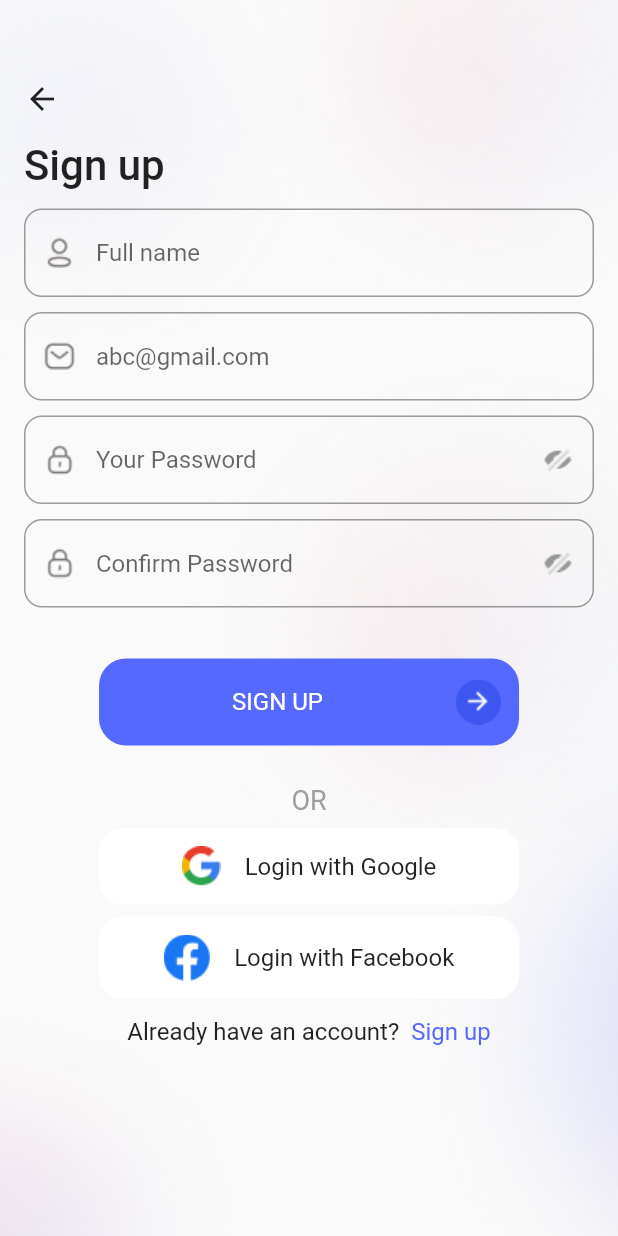
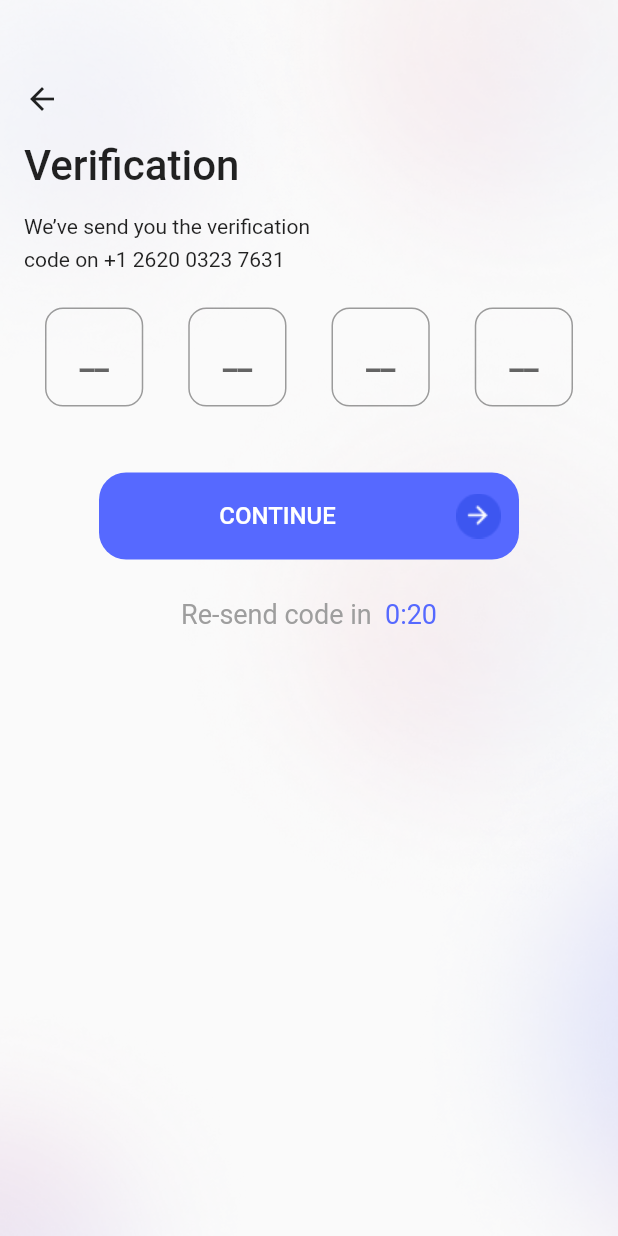
Before and after one commit to aknietmaulen/Event-Booking-App-UI-Kit--Flutter, a Flutter app: the screen it shows after launch, on a phone screen of 412 x 824 dp. Run offline on Flutter 3.47's test engine with Material 2 defaults, Android fonts, the phone set to English and light mode, and no system bars.

Commit message:
Verification Screen have been completed

```diff
--- a/lib/main.dart
+++ b/lib/main.dart
@@ -1,6 +1,7 @@
 import 'package:event_booking_app_ui/screens/onboarding1_screen.dart';
 import 'package:event_booking_app_ui/screens/signin_screen.dart';
 import 'package:event_booking_app_ui/screens/signup_screen.dart';
+import 'package:event_booking_app_ui/screens/verification_screen.dart';
 import 'package:flutter/material.dart';
 import './screens/splash_screen.dart';
 
@@ -22,7 +23,7 @@ class MyApp extends StatelessWidget {
       // home: SplashScreen(),
       // home: Onboarding1Screen(),
       // home: SignInScreen(),
-      home: SignUpScreen(),
+      home: VerificationScreen(),
       debugShowCheckedModeBanner: false,
     );
   }
--- /dev/null
+++ b/lib/screens/verification_screen.dart
@@ -0,0 +1,232 @@
+import 'package:event_booking_app_ui/my_theme.dart';
+import 'package:flutter/material.dart';
+import 'package:flutter/src/widgets/framework.dart';
+import 'package:flutter/src/widgets/placeholder.dart';
+
+class VerificationScreen extends StatefulWidget {
+  const VerificationScreen({super.key});
+
+  @override
+  State<VerificationScreen> createState() => _SignInScreenState();
+}
+
+class _SignInScreenState extends State<VerificationScreen> {
+  @override
+  Widget build(BuildContext context) {
+    return Scaffold(
+      body: Stack(
+        children: [
+          Align(
+            alignment: Alignment.topLeft,
+            child: Image(
+              image: AssetImage('assets/backgrounds/signin_top_left.png'),
+            ),
+          ),
+          Align(
+            alignment: Alignment.topRight,
+            child: Image(
+              image: AssetImage('assets/backgrounds/signin_top_right.png'),
+            ),
+          ),
+          Align(
+            alignment: Alignment.centerRight,
+            child: Image(
+              image: AssetImage('assets/backgrounds/signin_center_right.png'),
+            ),
+          ),
+          Align(
+            alignment: Alignment.bottomLeft,
+            child: Image(
+              image: AssetImage('assets/backgrounds/signin_bottom_left.png'),
+            ),
+          ),
+          Align(
+            alignment: Alignment.bottomRight,
+            child: Image(
+              image: AssetImage('assets/backgrounds/signin_bottom_right.png'),
+            ),
+          ),
+          LayoutBuilder(builder:
+              (BuildContext context, BoxConstraints viewportConstraints) {
+            return SingleChildScrollView(
+              child: ConstrainedBox(
+                constraints: BoxConstraints(
+                  minHeight: viewportConstraints.maxHeight,
+                ),
+                child: Container(
+                  width: double.infinity,
+                  child: Column(
+                    children: [
+                      SizedBox(height: 54),
+                      Row(
+                        children: [
+                          SizedBox(width: 16),
+                          Icon(Icons.arrow_back),
+                        ],
+                      ),
+                      SizedBox(height: 16),
+                      Row(
+                        children: [
+                          SizedBox(width: 16),
+                          Text(
+                            'Verification',
+                            style: TextStyle(
+                              fontSize: 28,
+                              fontWeight: FontWeight.w500,
+                            ),
+                          ),
+                        ],
+                      ),
+                      SizedBox(height: 16),
+                      Row(
+                        children: [
+                          SizedBox(width: 16),
+                          Text(
+                            'We’ve send you the verification',
+                          ),
+                        ],
+                      ),
+                      SizedBox(height: 6),
+                      Row(
+                        children: [
+                          SizedBox(width: 16),
+                          Text(
+                            'code on +1 2620 0323 7631',
+                          ),
+                        ],
+                      ),
+                      SizedBox(height: 24),
+                      Padding(
+                        padding: EdgeInsets.symmetric(horizontal: 30),
+                        child: Row(
+                          children: [
+                            Expanded(
+                              child: TextField(
+                                textAlign: TextAlign.center,
+                                style: TextStyle(
+                                    fontSize: 22, fontWeight: FontWeight.w700),
+                                keyboardType: TextInputType.numberWithOptions(
+                                    decimal: false, signed: false),
+                                decoration: InputDecoration(
+                                  border: OutlineInputBorder(
+                                    borderRadius:
+                                        BorderRadius.all(Radius.circular(12)),
+                                  ),
+                                  hintText: '__',
+                                ),
+                              ),
+                            ),
+                            SizedBox(width: 30),
+                            Expanded(
+                              child: TextField(
+                                textAlign: TextAlign.center,
+                                style: TextStyle(
+                                    fontSize: 22, fontWeight: FontWeight.w700),
+                                keyboardType: TextInputType.numberWithOptions(
+                                    decimal: false, signed: false),
+                                decoration: InputDecoration(
+                                  border: OutlineInputBorder(
+                                    borderRadius:
+                                        BorderRadius.all(Radius.circular(12)),
+                                  ),
+                                  hintText: '__',
+                                ),
+                              ),
+                            ),
+                            SizedBox(width: 30),
+                            Expanded(
+                              child: TextField(
+                                textAlign: TextAlign.center,
+                                style: TextStyle(
+                                    fontSize: 22, fontWeight: FontWeight.w700),
+                                keyboardType: TextInputType.numberWithOptions(
+                                    decimal: false, signed: false),
+                                decoration: InputDecoration(
+                                  border: OutlineInputBorder(
+                                    borderRadius:
+                                        BorderRadius.all(Radius.circular(12)),
+                                  ),
+                                  hintText: '__',
+                                ),
+                              ),
+                            ),
+                            SizedBox(width: 30),
+                            Expanded(
+                              child: TextField(
+                                textAlign: TextAlign.center,
+                                style: TextStyle(
+                                    fontSize: 22, fontWeight: FontWeight.w700),
+                                keyboardType: TextInputType.numberWithOptions(
+                                    decimal: false, signed: false),
+                                decoration: InputDecoration(
+                                  border: OutlineInputBorder(
+                                    borderRadius:
+                                        BorderRadius.all(Radius.circular(12)),
+                                  ),
+                                  hintText: '__',
+                                ),
+                              ),
+                            ),
+                          ],
+                        ),
+                      ),
+                      SizedBox(height: 10),
+                      SizedBox(height: 34),
+                      Padding(
+                        padding: EdgeInsets.symmetric(horizontal: 66),
+                        child: InkWell(
+                          onTap: () {},
+                          child: Container(
+                            padding: EdgeInsets.symmetric(vertical: 14),
+                            decoration: BoxDecoration(
+                              color: MyTheme.primaryColor,
+                              borderRadius:
+                                  BorderRadius.all(Radius.circular(18)),
+                            ),
+                            child: Row(
+                              children: [
+                                Expanded(
+                                  child: Text(
+                                    'CONTINUE',
+                                    textAlign: TextAlign.center,
+                                    style: TextStyle(
+                                        color: MyTheme.white,
+                                        fontSize: 16,
+                                        fontWeight: FontWeight.w500),
+                                  ),
+                                ),
+                                Image(
+                                    image: AssetImage(
+                                        'assets/icons/right_arrow.png')),
+                                SizedBox(width: 12),
+                              ],
+                            ),
+                          ),
+                        ),
+                      ),
+                      SizedBox(height: 26),
+                      Row(
+                        mainAxisAlignment: MainAxisAlignment.center,
+                        children: [
+                          Text(
+                            'Re-send code in ',
+                            style: TextStyle(fontSize: 18, color: MyTheme.grey),
+                          ),
+                          Text(
+                            ' 0:20',
+                            style: TextStyle(
+                                fontSize: 18, color: MyTheme.primaryColor),
+                          ),
+                        ],
+                      ),
+                    ],
+                  ),
+                ),
+              ),
+            );
+          }),
+        ],
+      ),
+    );
+  }
+}
```
